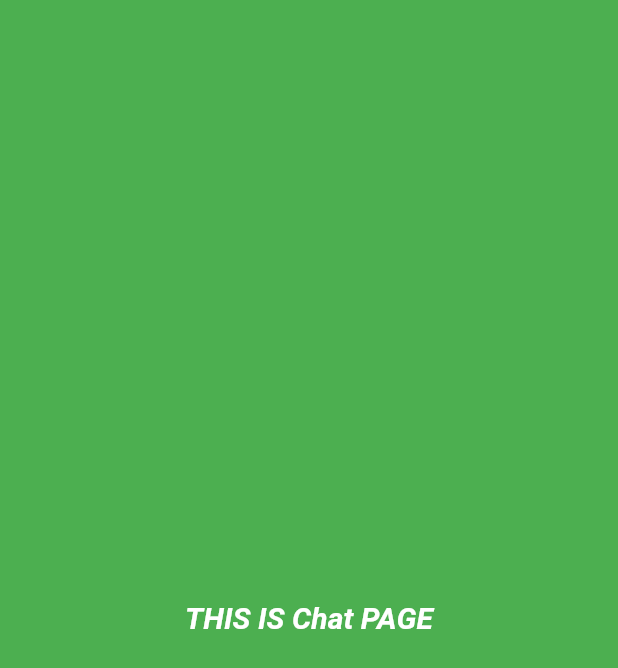
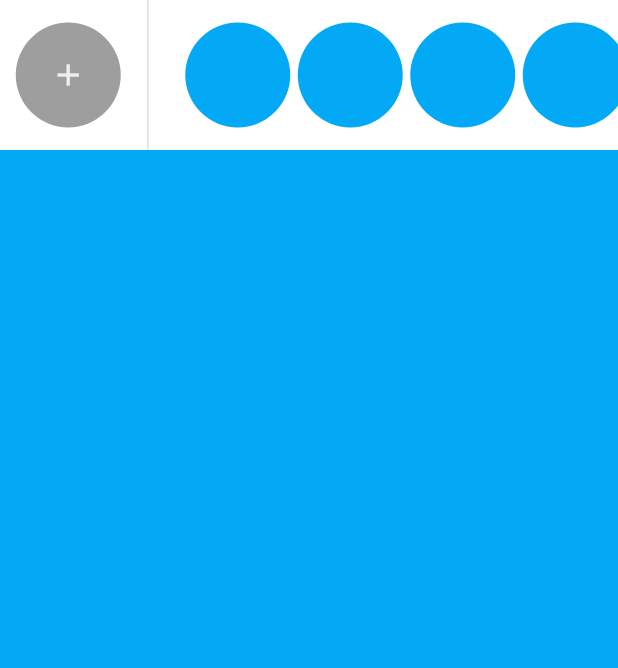
Before and after one commit to ARYANDARADE/Womens_App, a Flutter app: the ChatPage screen opened directly, on a phone screen of 412 x 824 dp. Shown: the top 668 px of the screen. Run offline on Flutter 3.47's test engine with Material 2 defaults, Android fonts, the phone set to English and light mode, and no system bars; our stand-ins replace curved_navigation_bar, dot_navigation_bar, icons_plus, introduction_screen, rive; missing offline and left inert: dart:ffi, floating_navigation_bar.

Commit message:
chat page layout

```diff
--- a/lib/Chat.dart
+++ b/lib/Chat.dart
@@ -1,22 +1,70 @@
+import 'package:basic/chatbot.dart';
+import 'package:basic/contact.dart';
 import 'package:flutter/material.dart';
+
 class ChatPage extends StatelessWidget {
   @override
   Widget build(BuildContext context) {
+    final contact = ["contact1",
+      "contact2",
+      "contact3",
+     "contact4",
+    "contact5",
+    "contact6"];
     final screenWidth = MediaQuery.of(context).size.width;
     return Scaffold(
-      backgroundColor: Colors.green,
-      body: Center(
-        child: Container(
-          child: Text(
-            "THIS IS Chat PAGE",
-            style: TextStyle(
-                color: Colors.white,
-                fontSize: 20,
-                fontStyle: FontStyle.italic,
-                fontWeight: FontWeight.w700),
-          ),
-        ),
-      ),
-    );
+        backgroundColor: Colors.white,
+        body: Stack(
+          children: [
+            SafeArea(
+              child: Column(
+                children: [
+                  Container(
+                    child: Row(
+                      children: [
+                        GestureDetector(
+                          onTap: () {},
+                          child: Padding(
+                            padding: const EdgeInsets.all(8.0),
+                            child: Container(
+                              height: 70,
+                              width: 75,
+                              decoration: BoxDecoration(
+                                shape: BoxShape.circle,
+                                color: Colors.grey,
+                              ),
+                              child:
+                                  Icon(Icons.add, color: Colors.grey.shade200),
+                            ),
+                          ),
+                        ),
+                        Container(
+                          height: 100,
+                          child: VerticalDivider(
+                            width: 15,
+                            thickness: 1,
+                          ),
+                        ),
+                        Expanded(
+                          child: Container(
+                              padding: EdgeInsets.all(0),
+                              height: 100,
+                              child: ListView.builder(
+                                  padding: EdgeInsets.all(15),
+                                  scrollDirection: Axis.horizontal,
+                                  itemCount: contact.length,
+                                  itemBuilder: (context, index) {
+                                    return Contact();
+                                  })),
+                        ),
+                      ],
+                    ),
+                  ),
+                  ChatBot()
+                ],
+              ),
+            ),
+          ],
+        ));
   }
 }
--- a/lib/NavBar.dart
+++ b/lib/NavBar.dart
@@ -17,7 +17,7 @@ class NavBar extends StatefulWidget {
 }
 
 class _NavBarState extends State<NavBar> {
-  int selectedpage = 0;
+  int selectedpage = 1;
   final _pageOptions = [ChatPage(),LocationPage(),ReportPage()];
   @override
   Widget build(BuildContext context) {
@@ -60,6 +60,7 @@ class _NavBarState extends State<NavBar> {
         },
       ),*/
       _pageOptions[selectedpage],bottomNavigationBar:
+
 
     SafeArea(
       child: FloatingNavigationBar(
--- a/lib/Report.dart
+++ b/lib/Report.dart
@@ -4,19 +4,25 @@ class ReportPage extends StatelessWidget {
   Widget build(BuildContext context) {
     final screenWidth = MediaQuery.of(context).size.width;
     return Scaffold(
-      backgroundColor: Colors.blue,
-      body: Center(
-        child: Container(
-          child: Text(
-            "THIS IS Report PAGE",
-            style: TextStyle(
-                color: Colors.white,
-                fontSize: 20,
-                fontStyle: FontStyle.italic,
-                fontWeight: FontWeight.w700),
-          ),
-        ),
-      ),
+      backgroundColor: Colors.white,
+      body: Column(
+        children: [
+          Align(
+            alignment: Alignment.center,
+            child: SafeArea(
+              child: Padding(
+                padding: const EdgeInsets.all(10.0),
+                child: Container(
+                  height: 50,
+                  width: screenWidth,
+                  decoration: BoxDecoration(borderRadius: BorderRadius.circular(15),
+                      color: Colors.lightGreen),
+                ),
+              ),
+            ),
+          )
+        ],
+      )
     );
   }
 }
--- /dev/null
+++ b/lib/chatbot.dart
@@ -0,0 +1,20 @@
+import 'package:flutter/material.dart';
+
+class ChatBot extends StatefulWidget {
+  const ChatBot({super.key});
+
+  @override
+  State<ChatBot> createState() => _ChatBotState();
+}
+
+class _ChatBotState extends State<ChatBot> {
+  @override
+  Widget build(BuildContext context) {
+    return Expanded(
+      child: Container(
+        color: Colors.lightBlue,
+        height: 500,
+      ),
+    );
+  }
+}
--- /dev/null
+++ b/lib/contact.dart
@@ -0,0 +1,14 @@
+import 'package:flutter/material.dart';
+
+class Contact extends StatelessWidget {
+  const Contact({super.key});
+
+  @override
+  Widget build(BuildContext context) {
+    return Container(
+      height: 10,
+      width: 75,
+      decoration: BoxDecoration(color: Colors.lightBlue,shape: BoxShape.circle),
+    );
+  }
+}
```
